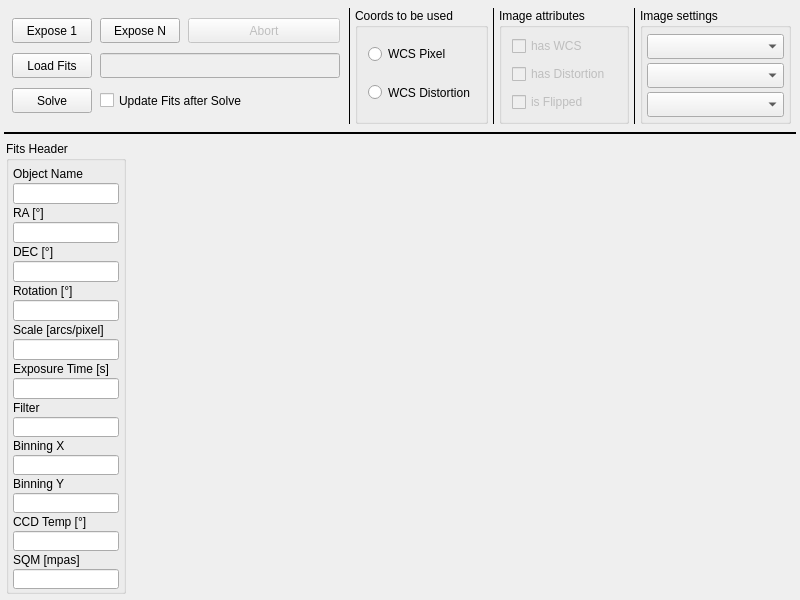
This is mw4/gui/widgets/image.ui in mworion/MountWizzard4 as Qt 5 draws it before an edit. The edited form follows.
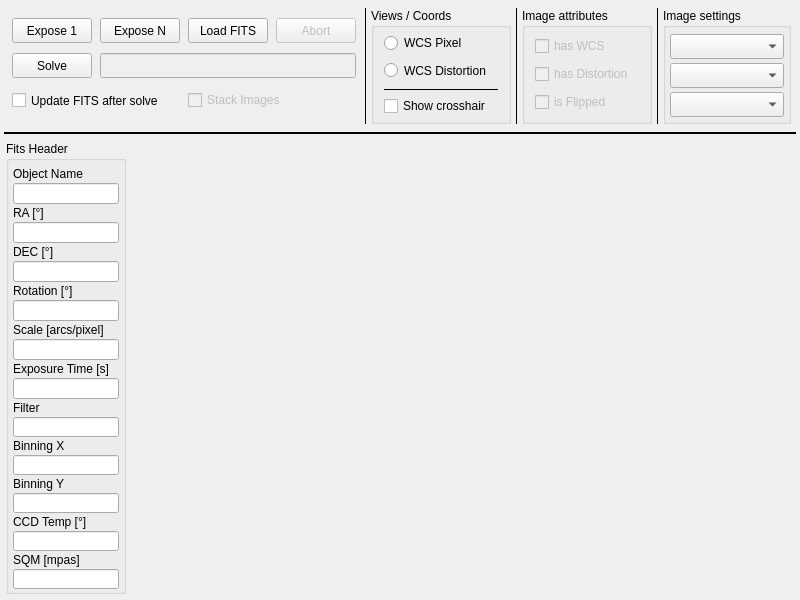
This is the edited form.

Commit message: adding crosshair and stacking ton imageW

Patch:
```diff
--- a/mw4/gui/widgets/image.ui
+++ b/mw4/gui/widgets/image.ui
@@ -89,7 +89,7 @@
        <property name="verticalSpacing">
         <number>4</number>
        </property>
-       <item row="1" column="0">
+       <item row="0" column="4">
         <widget class="QPushButton" name="load">
          <property name="minimumSize">
           <size>
@@ -98,7 +98,20 @@
           </size>
          </property>
          <property name="text">
-          <string>Load Fits</string>
+          <string>Load FITS</string>
+         </property>
+        </widget>
+       </item>
+       <item row="0" column="1" colspan="3">
+        <widget class="QPushButton" name="exposeN">
+         <property name="minimumSize">
+          <size>
+           <width>80</width>
+           <height>25</height>
+          </size>
+         </property>
+         <property name="text">
+          <string>Expose N</string>
          </property>
         </widget>
        </item>
@@ -115,59 +128,7 @@
          </property>
         </widget>
        </item>
-       <item row="1" column="1" colspan="4">
-        <widget class="QLineEdit" name="imageFileName">
-         <property name="enabled">
-          <bool>false</bool>
-         </property>
-         <property name="minimumSize">
-          <size>
-           <width>240</width>
-           <height>25</height>
-          </size>
-         </property>
-        </widget>
-       </item>
-       <item row="2" column="1" colspan="4">
-        <widget class="QCheckBox" name="checkUpdateFits">
-         <property name="minimumSize">
-          <size>
-           <width>80</width>
-           <height>25</height>
-          </size>
-         </property>
-         <property name="text">
-          <string>Update Fits after Solve</string>
-         </property>
-        </widget>
-       </item>
-       <item row="2" column="0">
-        <widget class="QPushButton" name="solve">
-         <property name="minimumSize">
-          <size>
-           <width>80</width>
-           <height>25</height>
-          </size>
-         </property>
-         <property name="text">
-          <string>Solve</string>
-         </property>
-        </widget>
-       </item>
-       <item row="0" column="1">
-        <widget class="QPushButton" name="exposeN">
-         <property name="minimumSize">
-          <size>
-           <width>80</width>
-           <height>25</height>
-          </size>
-         </property>
-         <property name="text">
-          <string>Expose N</string>
-         </property>
-        </widget>
-       </item>
-       <item row="0" column="2" colspan="3">
+       <item row="0" column="5">
         <widget class="QPushButton" name="abort">
          <property name="enabled">
           <bool>false</bool>
@@ -183,6 +144,55 @@
          </property>
         </widget>
        </item>
+       <item row="1" column="0">
+        <widget class="QPushButton" name="solve">
+         <property name="minimumSize">
+          <size>
+           <width>80</width>
+           <height>25</height>
+          </size>
+         </property>
+         <property name="text">
+          <string>Solve</string>
+         </property>
+        </widget>
+       </item>
+       <item row="1" column="1" colspan="5">
+        <widget class="QLineEdit" name="imageFileName">
+         <property name="enabled">
+          <bool>false</bool>
+         </property>
+         <property name="minimumSize">
+          <size>
+           <width>200</width>
+           <height>25</height>
+          </size>
+         </property>
+        </widget>
+       </item>
+       <item row="2" column="0" colspan="4">
+        <widget class="QCheckBox" name="checkUpdateFits">
+         <property name="minimumSize">
+          <size>
+           <width>80</width>
+           <height>25</height>
+          </size>
+         </property>
+         <property name="text">
+          <string>Update FITS after solve</string>
+         </property>
+        </widget>
+       </item>
+       <item row="2" column="4" colspan="2">
+        <widget class="QCheckBox" name="checkStackImages">
+         <property name="enabled">
+          <bool>false</bool>
+         </property>
+         <property name="text">
+          <string>Stack Images</string>
+         </property>
+        </widget>
+       </item>
       </layout>
      </item>
      <item>
@@ -201,9 +211,9 @@
      <item>
       <widget class="QGroupBox" name="groupBox_3">
        <property name="title">
-        <string>Coords to be used</string>
+        <string>Views / Coords</string>
        </property>
-       <layout class="QVBoxLayout" name="verticalLayout_5" stretch="0,1">
+       <layout class="QVBoxLayout" name="verticalLayout_5" stretch="0,1,0,0">
         <property name="spacing">
          <number>4</number>
         </property>
@@ -239,6 +249,26 @@
           </property>
          </widget>
         </item>
+        <item>
+         <widget class="Line" name="line_5">
+          <property name="frameShadow">
+           <enum>QFrame::Plain</enum>
+          </property>
+          <property name="midLineWidth">
+           <number>1</number>
+          </property>
+          <property name="orientation">
+           <enum>Qt::Horizontal</enum>
+          </property>
+         </widget>
+        </item>
+        <item>
+         <widget class="QCheckBox" name="checkShowCrosshair">
+          <property name="text">
+           <string>Show crosshair  </string>
+          </property>
+         </widget>
+        </item>
        </layout>
       </widget>
      </item>
```
The commit also changes 5 other files.
